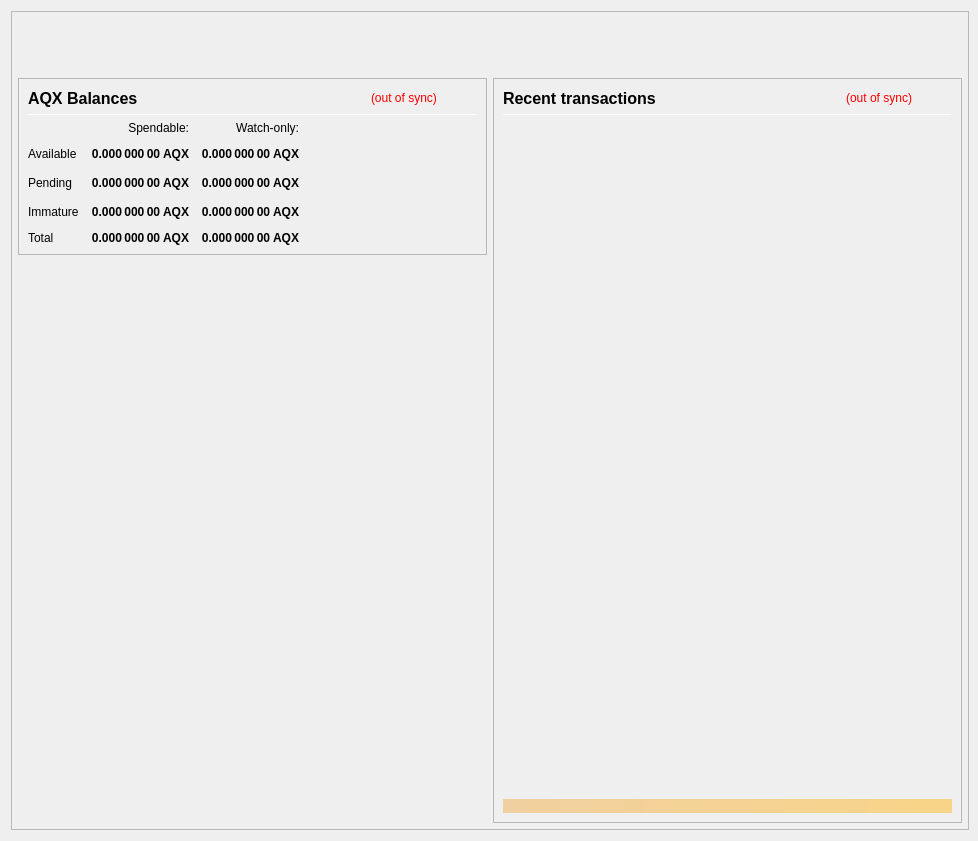
aquilacoin/AquilaX, file src/qt/forms/overviewpage.ui: the form before one commit.
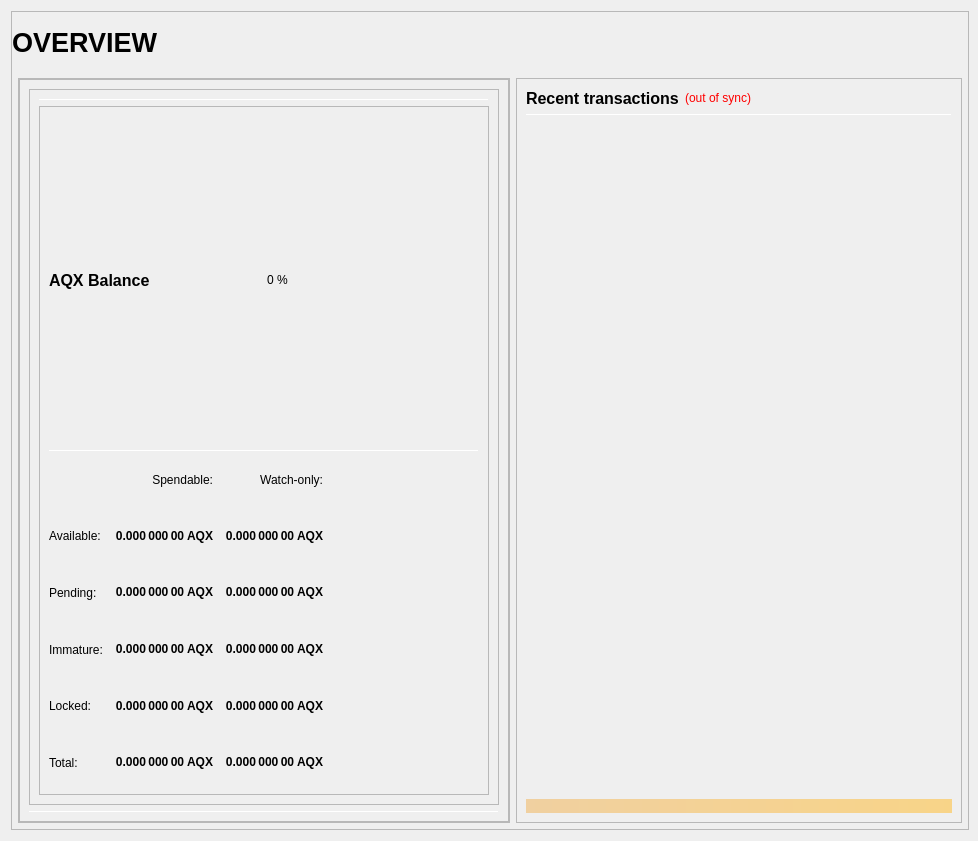
The form after the commit.

Commit message: Overview Page

Patch:
```diff
--- a/src/qt/forms/overviewpage.ui
+++ b/src/qt/forms/overviewpage.ui
@@ -16,16 +16,10 @@
     <height>682</height>
    </size>
   </property>
-  <property name="font">
-   <font>
-    <weight>50</weight>
-    <bold>false</bold>
-   </font>
-  </property>
   <property name="windowTitle">
    <string>Form</string>
   </property>
-  <layout class="QVBoxLayout" name="topLayout" stretch="0">
+  <layout class="QVBoxLayout" name="topLayout" stretch="1">
    <property name="rightMargin">
     <number>9</number>
    </property>
@@ -49,7 +43,7 @@
      <property name="frameShadow">
       <enum>QFrame::Raised</enum>
      </property>
-     <layout class="QVBoxLayout" name="verticalLayout_3" stretch="0">
+     <layout class="QVBoxLayout" name="verticalLayout_3" stretch="1">
       <property name="leftMargin">
        <number>0</number>
       </property>
@@ -64,38 +58,49 @@
       </property>
       <item>
        <layout class="QVBoxLayout" name="verticalLayout_Master" stretch="0,1">
-        <property name="leftMargin">
-         <number>0</number>
-        </property>
-        <property name="topMargin">
-         <number>0</number>
-        </property>
-        <property name="rightMargin">
-         <number>0</number>
-        </property>
-        <property name="bottomMargin">
+        <property name="margin">
          <number>0</number>
         </property>
         <item>
          <widget class="QFrame" name="frame_Header">
           <layout class="QVBoxLayout" name="verticalLayout_Header" stretch="0">
-           <property name="leftMargin">
-            <number>0</number>
-           </property>
-           <property name="topMargin">
-            <number>0</number>
-           </property>
-           <property name="rightMargin">
-            <number>0</number>
-           </property>
-           <property name="bottomMargin">
+           <property name="margin">
             <number>0</number>
            </property>
            <item>
-            <layout class="QHBoxLayout" name="horizontalLayout_Header" stretch="1,0">
+            <layout class="QHBoxLayout" name="horizontalLayout_Header" stretch="1,0,1">
              <property name="spacing">
               <number>6</number>
              </property>
+             <item>
+              <widget class="QLabel" name="labelOverviewHeaderLeft">
+               <property name="minimumSize">
+                <size>
+                 <width>464</width>
+                 <height>60</height>
+                </size>
+               </property>
+               <property name="maximumSize">
+                <size>
+                 <width>16777215</width>
+                 <height>60</height>
+                </size>
+               </property>
+               <property name="font">
+                <font>
+                 <pointsize>20</pointsize>
+                 <weight>75</weight>
+                 <bold>true</bold>
+                </font>
+               </property>
+               <property name="text">
+                <string>OVERVIEW</string>
+               </property>
+               <property name="alignment">
+                <set>Qt::AlignLeading|Qt::AlignLeft|Qt::AlignVCenter</set>
+               </property>
+              </widget>
+             </item>
              <item>
               <spacer name="horizontalSpacer_Header">
                <property name="orientation">
@@ -162,9 +167,72 @@
               <number>6</number>
              </property>
              <item>
-              <layout class="QVBoxLayout" name="verticalLayout_left" stretch="0,0">
+              <layout class="QVBoxLayout" name="verticalLayout_left" stretch="1">
                <item>
-                <widget class="QFrame" name="frameBalances">
+                <widget class="QFrame" name="frameObfuscation">
+                 <property name="minimumSize">
+                  <size>
+                   <width>0</width>
+                   <height>0</height>
+                  </size>
+                 </property>
+                 <property name="frameShape">
+                  <enum>QFrame::StyledPanel</enum>
+                 </property>
+                 <property name="frameShadow">
+                  <enum>QFrame::Raised</enum>
+                 </property>
+                 <layout class="QVBoxLayout" name="verticalLayout" stretch="0">
+                  <property name="margin">
+                   <number>0</number>
+                  </property>
+                  <item>
+                   <widget class="QFrame" name="frame_ZerocoinBalances">
+                    <property name="frameShape">
+                     <enum>QFrame::StyledPanel</enum>
+                    </property>
+                    <property name="frameShadow">
+                     <enum>QFrame::Raised</enum>
+                    </property>
+                    <layout class="QVBoxLayout" name="verticalLayout_7">
+                     <item>
+                      <layout class="QHBoxLayout" name="horizontalLayout_8">
+                       <item>
+                        <widget class="QFrame" name="frame_CombinedBalances">
+                         <property name="minimumSize">
+                          <size>
+                           <width>470</width>
+                           <height>0</height>
+                          </size>
+                         </property>
+                         <property name="frameShape">
+                          <enum>QFrame::StyledPanel</enum>
+                         </property>
+                         <property name="frameShadow">
+                          <enum>QFrame::Raised</enum>
+                         </property>
+                         <layout class="QVBoxLayout" name="verticalLayout_5">
+                          <item>
+                           <widget class="Line" name="line_CombinedBalance">
+                            <property name="minimumSize">
+                             <size>
+                              <width>0</width>
+                              <height>1</height>
+                             </size>
+                            </property>
+                            <property name="maximumSize">
+                             <size>
+                              <width>16777215</width>
+                              <height>1</height>
+                             </size>
+                            </property>
+                            <property name="orientation">
+                             <enum>Qt::Horizontal</enum>
+                            </property>
+                           </widget>
+                          </item>
+                          <item>
+                           <widget class="QFrame" name="frame_Balances">
                  <property name="frameShape">
                   <enum>QFrame::StyledPanel</enum>
                  </property>
@@ -173,16 +241,13 @@
                  </property>
                  <layout class="QVBoxLayout" name="verticalLayout_4">
                   <item>
-                   <layout class="QHBoxLayout" name="hlBalancesHeader" stretch="2,0,0">
-                    <property name="spacing">
-                     <number>6</number>
-                    </property>
+                              <layout class="QHBoxLayout" name="horizontalLayout_4">
                     <item>
-                     <widget class="QLabel" name="labelBalances">
+                                <widget class="QLabel" name="label_5">
                       <property name="minimumSize">
                        <size>
                         <width>0</width>
-                        <height>0</height>
+                                   <height>20</height>
                        </size>
                       </property>
                       <property name="font">
@@ -193,46 +258,21 @@
                        </font>
                       </property>
                       <property name="text">
-                       <string>AQX Balances</string>
+                                  <string>AQX Balance</string>
                       </property>
                      </widget>
                     </item>
                     <item>
-                     <widget class="QLabel" name="labelWalletStatus">
-                      <property name="cursor">
-                       <cursorShape>WhatsThisCursor</cursorShape>
-                      </property>
-                      <property name="toolTip">
-                       <string>The displayed information may be out of date. Your wallet automatically synchronizes with the Aquila network after a connection is established, but this process has not completed yet.</string>
-                      </property>
-                      <property name="styleSheet">
-                       <string notr="true">QLabel { color: red; }</string>
-                      </property>
+                                <widget class="QLabel" name="labelPIVPercent">
                       <property name="text">
-                       <string notr="true">(out of sync)</string>
-                      </property>
-                      <property name="alignment">
-                       <set>Qt::AlignLeading|Qt::AlignLeft|Qt::AlignVCenter</set>
+                                  <string notr="true">0 %</string>
                       </property>
                      </widget>
                     </item>
-                    <item>
-                     <spacer name="hsBalancesHeader">
-                      <property name="orientation">
-                       <enum>Qt::Horizontal</enum>
-                      </property>
-                      <property name="sizeHint" stdset="0">
-                       <size>
-                        <width>40</width>
-                        <height>20</height>
-                       </size>
-                      </property>
-                     </spacer>
-                    </item>
                    </layout>
                   </item>
                   <item>
-                   <widget class="Line" name="lineBalances">
+                              <widget class="Line" name="line_Balance">
                     <property name="minimumSize">
                      <size>
                       <width>0</width>
@@ -255,186 +295,13 @@
                     <property name="spacing">
                      <number>12</number>
                     </property>
-                    <item row="2" column="2">
-                     <widget class="QLabel" name="labelWatchPending">
-                      <property name="font">
-                       <font>
-                        <weight>75</weight>
-                        <bold>true</bold>
-                       </font>
-                      </property>
-                      <property name="cursor">
-                       <cursorShape>ArrowCursor</cursorShape>
-                      </property>
-                      <property name="toolTip">
-                       <string>Unconfirmed transactions to watch-only addresses</string>
-                      </property>
+                               <item row="0" column="1">
+                                <widget class="QLabel" name="labelSpendable">
                       <property name="text">
-                       <string notr="true">0.000 000 00 AQX</string>
+                                  <string>Spendable:</string>
                       </property>
                       <property name="alignment">
                        <set>Qt::AlignRight|Qt::AlignTrailing|Qt::AlignVCenter</set>
-                      </property>
-                      <property name="textInteractionFlags">
-                       <set>Qt::NoTextInteraction</set>
-                      </property>
-                     </widget>
-                    </item>
-                    <item row="2" column="1">
-                     <widget class="QLabel" name="labelUnconfirmed">
-                      <property name="font">
-                       <font>
-                        <weight>75</weight>
-                        <bold>true</bold>
-                       </font>
-                      </property>
-                      <property name="cursor">
-                       <cursorShape>ArrowCursor</cursorShape>
-                      </property>
-                      <property name="toolTip">
-                       <string>Total of transactions that have yet to be confirmed, and do not yet count toward the spendable balance</string>
-                      </property>
-                      <property name="text">
-                       <string notr="true">0.000 000 00 AQX</string>
-                      </property>
-                      <property name="alignment">
-                       <set>Qt::AlignRight|Qt::AlignTrailing|Qt::AlignVCenter</set>
-                      </property>
-                      <property name="textInteractionFlags">
-                       <set>Qt::NoTextInteraction</set>
-                      </property>
-                     </widget>
-                    </item>
-                    <item row="3" column="2">
-                     <widget class="QLabel" name="labelWatchImmature">
-                      <property name="font">
-                       <font>
-                        <weight>75</weight>
-                        <bold>true</bold>
-                       </font>
-                      </property>
-                      <property name="cursor">
-                       <cursorShape>ArrowCursor</cursorShape>
-                      </property>
-                      <property name="toolTip">
-                       <string>Staked or masternode rewards in watch-only addresses that has not yet matured</string>
-                      </property>
-                      <property name="text">
-                       <string notr="true">0.000 000 00 AQX</string>
-                      </property>
-                      <property name="alignment">
-                       <set>Qt::AlignRight|Qt::AlignTrailing|Qt::AlignVCenter</set>
-                      </property>
-                      <property name="textInteractionFlags">
-                       <set>Qt::NoTextInteraction</set>
-                      </property>
-                     </widget>
-                    </item>
-                    <item row="4" column="0">
-                     <widget class="QLabel" name="labelTotalText">
-                      <property name="text">
-                       <string>Total</string>
-                      </property>
-                      <property name="textInteractionFlags">
-                       <set>Qt::NoTextInteraction</set>
-                      </property>
-                     </widget>
-                    </item>
-                    <item row="3" column="1">
-                     <widget class="QLabel" name="labelImmature">
-                      <property name="font">
-                       <font>
-                        <weight>75</weight>
-                        <bold>true</bold>
-                       </font>
-                      </property>
-                      <property name="cursor">
-                       <cursorShape>ArrowCursor</cursorShape>
-                      </property>
-                      <property name="toolTip">
-                       <string>Staked or masternode rewards that has not yet matured</string>
-                      </property>
-                      <property name="text">
-                       <string notr="true">0.000 000 00 AQX</string>
-                      </property>
-                      <property name="alignment">
-                       <set>Qt::AlignRight|Qt::AlignTrailing|Qt::AlignVCenter</set>
-                      </property>
-                      <property name="textInteractionFlags">
-                       <set>Qt::NoTextInteraction</set>
-                      </property>
-                     </widget>
-                    </item>
-                    <item row="2" column="3">
-                     <spacer name="hsBalances">
-                      <property name="orientation">
-                       <enum>Qt::Horizontal</enum>
-                      </property>
-                      <property name="sizeHint" stdset="0">
-                       <size>
-                        <width>40</width>
-                        <height>20</height>
-                       </size>
-                      </property>
-                     </spacer>
-                    </item>
-                    <item row="3" column="0">
-                     <widget class="QLabel" name="labelImmatureText">
-                      <property name="text">
-                       <string>Immature</string>
-                      </property>
-                      <property name="textInteractionFlags">
-                       <set>Qt::NoTextInteraction</set>
-                      </property>
-                     </widget>
-                    </item>
-                    <item row="4" column="1">
-                     <widget class="QLabel" name="labelTotal">
-                      <property name="font">
-                       <font>
-                        <weight>75</weight>
-                        <bold>true</bold>
-                       </font>
-                      </property>
-                      <property name="cursor">
-                       <cursorShape>ArrowCursor</cursorShape>
-                      </property>
-                      <property name="toolTip">
-                       <string>Your current total balance</string>
-                      </property>
-                      <property name="text">
-                       <string notr="true">0.000 000 00 AQX</string>
-                      </property>
-                      <property name="alignment">
-                       <set>Qt::AlignRight|Qt::AlignTrailing|Qt::AlignVCenter</set>
-                      </property>
-                      <property name="textInteractionFlags">
-                       <set>Qt::NoTextInteraction</set>
-                      </property>
-                     </widget>
-                    </item>
-                    <item row="4" column="2">
-                     <widget class="QLabel" name="labelWatchTotal">
-                      <property name="font">
-                       <font>
-                        <weight>75</weight>
-                        <bold>true</bold>
-                       </font>
-                      </property>
-                      <property name="cursor">
-                       <cursorShape>ArrowCursor</cursorShape>
-                      </property>
-                      <property name="toolTip">
-                       <string>Current total balance in watch-only addresses</string>
-                      </property>
-                      <property name="text">
-                       <string notr="true">0.000 000 00 AQX</string>
-                      </property>
-                      <property name="alignment">
-                       <set>Qt::AlignRight|Qt::AlignTrailing|Qt::AlignVCenter</set>
-                      </property>
-                      <property name="textInteractionFlags">
-                       <set>Qt::NoTextInteraction</set>
                       </property>
                      </widget>
                     </item>
@@ -451,10 +318,7 @@
                     <item row="1" column="0">
                      <widget class="QLabel" name="labelBalanceText">
                       <property name="text">
-                       <string>Available</string>
-                      </property>
-                      <property name="textInteractionFlags">
-                       <set>Qt::NoTextInteraction</set>
+                                  <string>Available:</string>
                       </property>
                      </widget>
                     </item>
@@ -467,7 +331,7 @@
                        </font>
                       </property>
                       <property name="cursor">
-                       <cursorShape>ArrowCursor</cursorShape>
+                                  <cursorShape>IBeamCursor</cursorShape>
                       </property>
                       <property name="toolTip">
                        <string>Your current spendable balance</string>
@@ -479,7 +343,7 @@
                        <set>Qt::AlignRight|Qt::AlignTrailing|Qt::AlignVCenter</set>
                       </property>
                       <property name="textInteractionFlags">
-                       <set>Qt::NoTextInteraction</set>
+                                  <set>Qt::LinksAccessibleByMouse|Qt::TextSelectableByKeyboard|Qt::TextSelectableByMouse</set>
                       </property>
                      </widget>
                     </item>
@@ -492,7 +356,7 @@
                        </font>
                       </property>
                       <property name="cursor">
-                       <cursorShape>ArrowCursor</cursorShape>
+                                  <cursorShape>IBeamCursor</cursorShape>
                       </property>
                       <property name="toolTip">
                        <string>Your current balance in watch-only addresses</string>
@@ -504,47 +368,291 @@
                        <set>Qt::AlignRight|Qt::AlignTrailing|Qt::AlignVCenter</set>
                       </property>
                       <property name="textInteractionFlags">
-                       <set>Qt::NoTextInteraction</set>
+                                  <set>Qt::LinksAccessibleByMouse|Qt::TextSelectableByKeyboard|Qt::TextSelectableByMouse</set>
                       </property>
                      </widget>
                     </item>
                     <item row="2" column="0">
                      <widget class="QLabel" name="labelPendingText">
                       <property name="text">
-                       <string>Pending</string>
-                      </property>
+                                  <string>Pending:</string>
+                                 </property>
+                                </widget>
+                               </item>
+                               <item row="2" column="1">
+                                <widget class="QLabel" name="labelUnconfirmed">
+                                 <property name="font">
+                                  <font>
+                                   <weight>75</weight>
+                                   <bold>true</bold>
+                                  </font>
+                                 </property>
+                                 <property name="cursor">
+                                  <cursorShape>IBeamCursor</cursorShape>
+                                 </property>
+                                 <property name="toolTip">
+                                  <string>Total of transactions that have yet to be confirmed, and do not yet count toward the spendable balance</string>
+                                 </property>
+                                 <property name="text">
+                                  <string notr="true">0.000 000 00 AQX</string>
+                                 </property>
+                                 <property name="alignment">
+                                  <set>Qt::AlignRight|Qt::AlignTrailing|Qt::AlignVCenter</set>
+                                 </property>
                       <property name="textInteractionFlags">
-                       <set>Qt::NoTextInteraction</set>
+                                  <set>Qt::LinksAccessibleByMouse|Qt::TextSelectableByKeyboard|Qt::TextSelectableByMouse</set>
                       </property>
                      </widget>
                     </item>
-                    <item row="0" column="1">
-                     <widget class="QLabel" name="labelSpendable">
+                               <item row="2" column="2">
+                                <widget class="QLabel" name="labelWatchPending">
+                                 <property name="font">
+                                  <font>
+                                   <weight>75</weight>
+                                   <bold>true</bold>
+                                  </font>
+                                 </property>
+                                 <property name="cursor">
+                                  <cursorShape>IBeamCursor</cursorShape>
+                                 </property>
+                                 <property name="toolTip">
+                                  <string>Unconfirmed transactions to watch-only addresses</string>
+                                 </property>
                       <property name="text">
-                       <string>Spendable:</string>
+                                  <string notr="true">0.000 000 00 AQX</string>
                       </property>
                       <property name="alignment">
                        <set>Qt::AlignRight|Qt::AlignTrailing|Qt::AlignVCenter</set>
                       </property>
-                     </widget>
-                    </item>
-                   </layout>
-                  </item>
-                 </layout>
-                </widget>
-               </item>
-               <item>
-                <spacer name="verticalSpacer">
+                                 <property name="textInteractionFlags">
+                                  <set>Qt::LinksAccessibleByMouse|Qt::TextSelectableByKeyboard|Qt::TextSelectableByMouse</set>
+                                 </property>
+                                </widget>
+                               </item>
+                               <item row="3" column="0">
+                                <widget class="QLabel" name="labelImmatureText">
+                                 <property name="text">
+                                  <string>Immature:</string>
+                                 </property>
+                                </widget>
+                               </item>
+                               <item row="3" column="1">
+                                <widget class="QLabel" name="labelImmature">
+                                 <property name="font">
+                                  <font>
+                                   <weight>75</weight>
+                                   <bold>true</bold>
+                                  </font>
+                                 </property>
+                                 <property name="cursor">
+                                  <cursorShape>IBeamCursor</cursorShape>
+                                 </property>
+                                 <property name="toolTip">
+                                  <string>Staked or masternode rewards that has not yet matured</string>
+                                 </property>
+                                 <property name="text">
+                                  <string notr="true">0.000 000 00 AQX</string>
+                                 </property>
+                                 <property name="alignment">
+                                  <set>Qt::AlignRight|Qt::AlignTrailing|Qt::AlignVCenter</set>
+                                 </property>
+                                 <property name="textInteractionFlags">
+                                  <set>Qt::LinksAccessibleByMouse|Qt::TextSelectableByKeyboard|Qt::TextSelectableByMouse</set>
+                                 </property>
+                                </widget>
+                               </item>
+                               <item row="3" column="2">
+                                <widget class="QLabel" name="labelWatchImmature">
+                                 <property name="font">
+                                  <font>
+                                   <weight>75</weight>
+                                   <bold>true</bold>
+                                  </font>
+                                 </property>
+                                 <property name="cursor">
+                                  <cursorShape>IBeamCursor</cursorShape>
+                                 </property>
+                                 <property name="toolTip">
+                                  <string>Staked or masternode rewards in watch-only addresses that has not yet matured</string>
+                                 </property>
+                                 <property name="text">
+                                  <string notr="true">0.000 000 00 AQX</string>
+                                 </property>
+                                 <property name="alignment">
+                                  <set>Qt::AlignRight|Qt::AlignTrailing|Qt::AlignVCenter</set>
+                                 </property>
+                                 <property name="textInteractionFlags">
+                                  <set>Qt::LinksAccessibleByMouse|Qt::TextSelectableByKeyboard|Qt::TextSelectableByMouse</set>
+                                 </property>
+                                </widget>
+                               </item>
+                               <item row="4" column="0">
+                                <widget class="QLabel" name="labelLockedBalanceText">
+                                 <property name="toolTip">
+                                  <string>Locked PIV or Masternode collaterals. These are excluded from zCALEONX minting.</string>
+                                 </property>
+                                 <property name="text">
+                                  <string>Locked:</string>
+                                 </property>
+                                </widget>
+                               </item>
+                               <item row="4" column="1">
+                                <widget class="QLabel" name="labelLockedBalance">
+                                 <property name="font">
+                                  <font>
+                                   <weight>75</weight>
+                                   <bold>true</bold>
+                                  </font>
+                                 </property>
+                                 <property name="cursor">
+                                  <cursorShape>IBeamCursor</cursorShape>
+                                 </property>
+                                 <property name="toolTip">
+                                  <string>Locked PIV or Masternode collaterals. These are excluded from zCALEONX minting.</string>
+                                 </property>
+                                 <property name="text">
+                                  <string notr="true">0.000 000 00 AQX</string>
+                                 </property>
+                                 <property name="alignment">
+                                  <set>Qt::AlignRight|Qt::AlignTrailing|Qt::AlignVCenter</set>
+                                 </property>
+                                 <property name="textInteractionFlags">
+                                  <set>Qt::LinksAccessibleByMouse|Qt::TextSelectableByKeyboard|Qt::TextSelectableByMouse</set>
+                                 </property>
+                                </widget>
+                               </item>
+                               <item row="4" column="2">
+                                <widget class="QLabel" name="labelWatchLocked">
+                                 <property name="font">
+                                  <font>
+                                   <weight>75</weight>
+                                   <bold>true</bold>
+                                  </font>
+                                 </property>
+                                 <property name="cursor">
+                                  <cursorShape>IBeamCursor</cursorShape>
+                                 </property>
+                                 <property name="toolTip">
+                                  <string>Current locked balance in watch-only addresses</string>
+                                 </property>
+                                 <property name="text">
+                                  <string notr="true">0.000 000 00 AQX</string>
+                                 </property>
+                                 <property name="alignment">
+                                  <set>Qt::AlignRight|Qt::AlignTrailing|Qt::AlignVCenter</set>
+                                 </property>
+                                 <property name="textInteractionFlags">
+                                  <set>Qt::LinksAccessibleByMouse|Qt::TextSelectableByKeyboard|Qt::TextSelectableByMouse</set>
+                                 </property>
+                                </widget>
+                               </item>
+                               <item row="5" column="0">
+                                <widget class="QLabel" name="labelTotalText">
+                                 <property name="toolTip">
+                                  <string>Your current CALEONX balance, unconfirmed and immature transactions included</string>
+                                 </property>
+                                 <property name="text">
+                                  <string>Total:</string>
+                                 </property>
+                                </widget>
+                               </item>
+                               <item row="5" column="1">
+                                <widget class="QLabel" name="labelTotal">
+                                 <property name="font">
+                                  <font>
+                                   <weight>75</weight>
+                                   <bold>true</bold>
+                                  </font>
+                                 </property>
+                                 <property name="cursor">
+                                  <cursorShape>IBeamCursor</cursorShape>
+                                 </property>
+                                 <property name="toolTip">
+                                  <string>Your current CALEONX balance, unconfirmed and immature transactions included</string>
+                                 </property>
+                                 <property name="text">
+                                  <string notr="true">0.000 000 00 AQX</string>
+                                 </property>
+                                 <property name="alignment">
+                                  <set>Qt::AlignRight|Qt::AlignTrailing|Qt::AlignVCenter</set>
+                                 </property>
+                                 <property name="textInteractionFlags">
+                                  <set>Qt::LinksAccessibleByMouse|Qt::TextSelectableByKeyboard|Qt::TextSelectableByMouse</set>
+                                 </property>
+                                </widget>
+                               </item>
+                               <item row="5" column="2">
+                                <widget class="QLabel" name="labelWatchTotal">
+                                 <property name="font">
+                                  <font>
+                                   <weight>75</weight>
+                                   <bold>true</bold>
+                                  </font>
+                                 </property>
+                                 <property name="cursor">
+                                  <cursorShape>IBeamCursor</cursorShape>
+                                 </property>
+                                 <property name="toolTip">
+                                  <string>Current total balance in watch-only addresses</string>
+                                 </property>
+                                 <property name="text">
+                                  <string notr="true">0.000 000 00 AQX</string>
+                                 </property>
+                                 <property name="alignment">
+                                  <set>Qt::AlignRight|Qt::AlignTrailing|Qt::AlignVCenter</set>
+                                 </property>
+                                 <property name="textInteractionFlags">
+                                  <set>Qt::LinksAccessibleByMouse|Qt::TextSelectableByKeyboard|Qt::TextSelectableByMouse</set>
+                                 </property>
+                                </widget>
+                               </item>
+                               <item row="5" column="3">
+                                <spacer name="horizontalSpacer_9">
                  <property name="orientation">
-                  <enum>Qt::Vertical</enum>
+                                  <enum>Qt::Horizontal</enum>
                  </property>
                  <property name="sizeHint" stdset="0">
                   <size>
-                   <width>20</width>
-                   <height>40</height>
+                                   <width>40</width>
+                                   <height>20</height>
                   </size>
                  </property>
                 </spacer>
+                               </item>
+                              </layout>
+                             </item>
+                            </layout>
+                           </widget>
+                          </item>
+                         </layout>
+                        </widget>
+                       </item>
+                      </layout>
+                     </item>
+                     <item>
+                      <widget class="Line" name="line_ZerocoinBalance">
+                       <property name="minimumSize">
+                        <size>
+                         <width>0</width>
+                         <height>1</height>
+                        </size>
+                       </property>
+                       <property name="maximumSize">
+                        <size>
+                         <width>16777215</width>
+                         <height>1</height>
+                        </size>
+                       </property>
+                       <property name="orientation">
+                        <enum>Qt::Horizontal</enum>
+                       </property>
+                      </widget>
+                     </item>
+                    </layout>
+                   </widget>
+                  </item>
+                 </layout>
+                </widget>
                </item>
               </layout>
              </item>
@@ -566,10 +674,7 @@
                  </property>
                  <layout class="QVBoxLayout" name="verticalLayout_1" stretch="0,0,0,0,0">
                   <item>
-                   <layout class="QHBoxLayout" name="horizontalLayout_2" stretch="2,0,0">
-                    <property name="spacing">
-                     <number>3</number>
-                    </property>
+                   <layout class="QHBoxLayout" name="horizontalLayout_2">
                     <item>
                      <widget class="QLabel" name="label_4">
                       <property name="minimumSize">
@@ -596,7 +701,7 @@
                        <cursorShape>WhatsThisCursor</cursorShape>
                       </property>
                       <property name="toolTip">
-                       <string>The displayed information may be out of date. Your wallet automatically synchronizes with the Aquila network after a connection is established, but this process has not completed yet.</string>
+                       <string>The displayed information may be out of date. Your wallet automatically synchronizes with the CALEONX network after a connection is established, but this process has not completed yet.</string>
                       </property>
                       <property name="styleSheet">
                        <string notr="true">QLabel { color: red; }</string>
```
Lines whose indentation alone changed are shown as unchanged. The commit also changes 6 other files.
